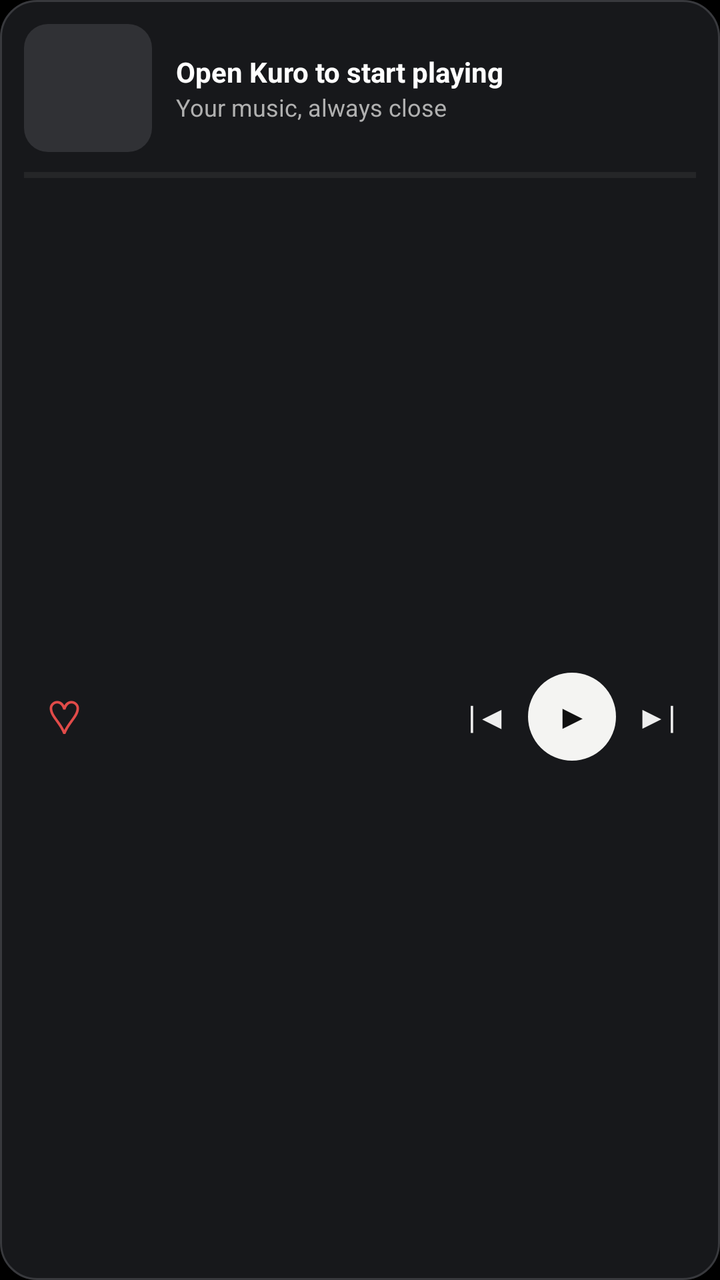
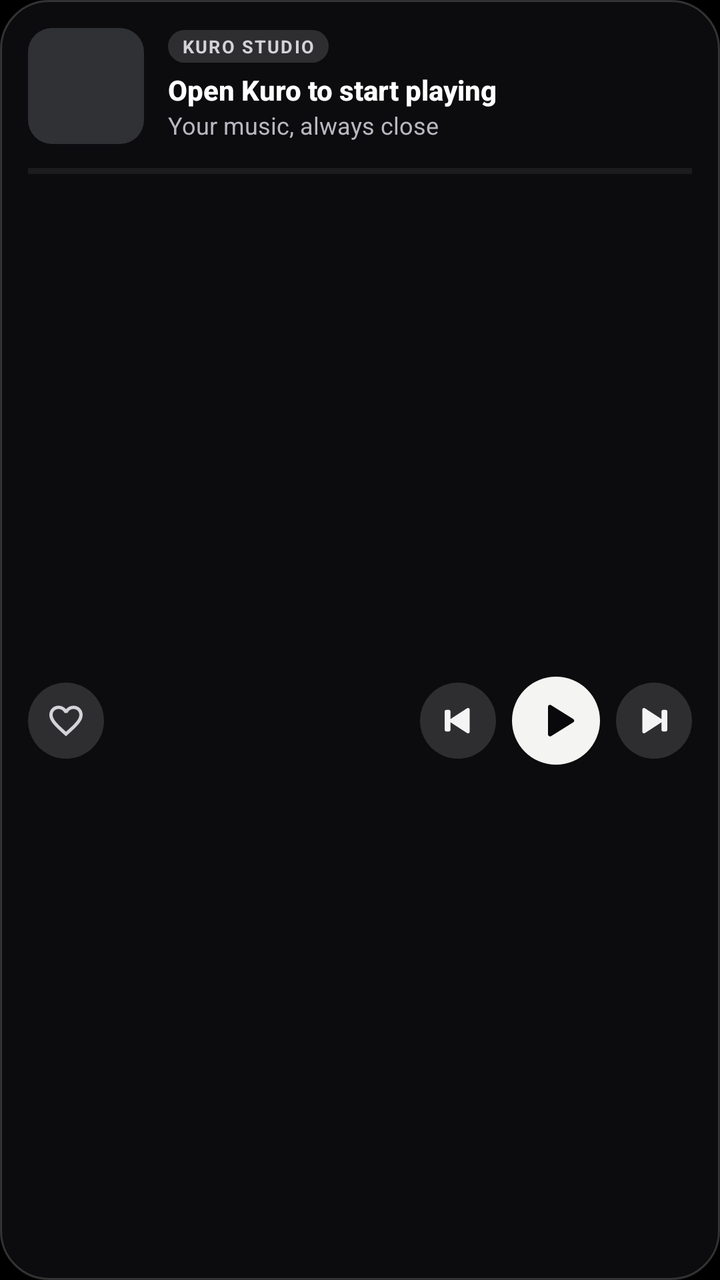

An Android layout rendered at two revisions. The XML below is the earlier revision; the diff shows what the commit changed to produce the second picture.
<!-- AndroidManifest.xml: application theme Theme.Kuro -->
<!-- res/layout/widget_kuro_square.xml -->
<LinearLayout xmlns:android="http://schemas.android.com/apk/res/android"
    android:id="@+id/widget_root"
    android:layout_width="match_parent"
    android:layout_height="match_parent"
    android:background="@drawable/widget_background"
    android:orientation="vertical"
    android:padding="12dp">

    <LinearLayout
        android:layout_width="match_parent"
        android:layout_height="wrap_content"
        android:gravity="center_vertical"
        android:orientation="horizontal">

        <ImageView
            android:id="@+id/widget_art"
            android:layout_width="64dp"
            android:layout_height="64dp"
            android:background="@drawable/widget_art_background"
            android:contentDescription="@string/widget_artwork_desc"
            android:scaleType="centerCrop" />

        <LinearLayout
            android:layout_width="0dp"
            android:layout_height="wrap_content"
            android:layout_marginStart="12dp"
            android:layout_weight="1"
            android:orientation="vertical">

            <TextView
                android:id="@+id/widget_title"
                android:layout_width="match_parent"
                android:layout_height="wrap_content"
                android:ellipsize="end"
                android:maxLines="2"
                android:text="@string/widget_placeholder_title"
                android:textColor="#FFFFFF"
                android:textSize="14sp"
                android:textStyle="bold" />

            <TextView
                android:id="@+id/widget_artist"
                android:layout_width="match_parent"
                android:layout_height="wrap_content"
                android:ellipsize="end"
                android:maxLines="1"
                android:text="@string/widget_placeholder_artist"
                android:textColor="#B0B0B0"
                android:textSize="12sp" />
        </LinearLayout>
    </LinearLayout>

    <ProgressBar
        android:id="@+id/widget_progress"
        style="?android:attr/progressBarStyleHorizontal"
        android:layout_width="match_parent"
        android:layout_height="3dp"
        android:layout_marginTop="10dp"
        android:indeterminate="false"
        android:max="1000"
        android:progress="0"
        android:progressBackgroundTint="#454545"
        android:progressTint="#F5F5F5" />

    <LinearLayout
        android:layout_width="match_parent"
        android:layout_height="0dp"
        android:layout_weight="1"
        android:gravity="center_vertical"
        android:orientation="horizontal">

        <TextView
            android:id="@+id/widget_favorite"
            android:layout_width="40dp"
            android:layout_height="48dp"
            android:gravity="center"
            android:text="♡"
            android:textColor="#E14B49"
            android:textSize="23sp" />

        <TextView
            android:layout_width="0dp"
            android:layout_height="1dp"
            android:layout_weight="1" />

        <TextView
            android:id="@+id/widget_previous"
            android:layout_width="40dp"
            android:layout_height="48dp"
            android:gravity="center"
            android:contentDescription="@string/widget_previous_desc"
            android:text="|◀"
            android:textColor="#EEEEEE"
            android:textSize="16sp" />

        <TextView
            android:id="@+id/widget_play"
            android:layout_width="44dp"
            android:layout_height="44dp"
            android:background="@drawable/widget_play_background"
            android:contentDescription="@string/widget_play_desc"
            android:gravity="center"
            android:text="▶"
            android:textColor="#111111"
            android:textSize="16sp"
            android:textStyle="bold" />

        <TextView
            android:id="@+id/widget_next"
            android:layout_width="40dp"
            android:layout_height="48dp"
            android:gravity="center"
            android:contentDescription="@string/widget_next_desc"
            android:text="▶|"
            android:textColor="#EEEEEE"
            android:textSize="16sp" />
    </LinearLayout>
</LinearLayout>
<!-- resources referenced by this layout -->
<resources>
  <!-- drawable widget_art_background (drawable) -->
  <shape xmlns:android="http://schemas.android.com/apk/res/android" android:shape="rectangle">
      <solid android:color="#303135" />
      <corners android:radius="12dp" />
  </shape>
  <!-- drawable widget_background (drawable) -->
  <shape xmlns:android="http://schemas.android.com/apk/res/android" android:shape="rectangle">
      <solid android:color="#E91A1B1E" />
      <corners android:radius="18dp" />
      <stroke android:width="1dp" android:color="#38393D" />
  </shape>
  <!-- drawable widget_play_background (drawable) -->
  <shape xmlns:android="http://schemas.android.com/apk/res/android" android:shape="oval">
      <solid android:color="#F4F4F2" />
  </shape>
  <string name="widget_artwork_desc">Album artwork</string>
  <string name="widget_next_desc">Next track</string>
  <string name="widget_placeholder_artist">Your music, always close</string>
  <string name="widget_placeholder_title">Open Kuro to start playing</string>
  <string name="widget_play_desc">Play or pause</string>
  <string name="widget_previous_desc">Previous track</string>
  <color name="black">#FF000000</color>
  <!-- unchanged entries left out for length: 1 -->
</resources>

<!-- the commit's change to res/layout/widget_kuro_square.xml (unified diff, before → after) -->
@@ -1,118 +1,151 @@
-<LinearLayout xmlns:android="http://schemas.android.com/apk/res/android"
+<FrameLayout xmlns:android="http://schemas.android.com/apk/res/android"
     android:id="@+id/widget_root"
     android:layout_width="match_parent"
     android:layout_height="match_parent"
-    android:background="@drawable/widget_background"
-    android:orientation="vertical"
-    android:padding="12dp">
+    android:background="@drawable/widget_background">
+
+    <ImageView
+        android:id="@+id/widget_bg_art"
+        android:layout_width="match_parent"
+        android:layout_height="match_parent"
+        android:importantForAccessibility="no"
+        android:scaleType="fitXY" />
 
     <LinearLayout
         android:layout_width="match_parent"
-        android:layout_height="wrap_content"
-        android:gravity="center_vertical"
-        android:orientation="horizontal">
-
-        <ImageView
-            android:id="@+id/widget_art"
-            android:layout_width="64dp"
-            android:layout_height="64dp"
-            android:background="@drawable/widget_art_background"
-            android:contentDescription="@string/widget_artwork_desc"
-            android:scaleType="centerCrop" />
+        android:layout_height="match_parent"
+        android:orientation="vertical"
+        android:padding="14dp">
 
         <LinearLayout
-            android:layout_width="0dp"
+            android:layout_width="match_parent"
             android:layout_height="wrap_content"
-            android:layout_marginStart="12dp"
+            android:gravity="center_vertical"
+            android:orientation="horizontal">
+
+            <ImageView
+                android:id="@+id/widget_art"
+                android:layout_width="58dp"
+                android:layout_height="58dp"
+                android:background="@drawable/widget_art_background"
+                android:contentDescription="@string/widget_artwork_desc"
+                android:scaleType="centerCrop" />
+
+            <LinearLayout
+                android:layout_width="0dp"
+                android:layout_height="wrap_content"
+                android:layout_marginStart="12dp"
+                android:layout_weight="1"
+                android:orientation="vertical">
+
+                <TextView
+                    android:layout_width="wrap_content"
+                    android:layout_height="wrap_content"
+                    android:background="@drawable/widget_chip_background"
+                    android:letterSpacing="0.08"
+                    android:paddingStart="7dp"
+                    android:paddingTop="2dp"
+                    android:paddingEnd="7dp"
+                    android:paddingBottom="2dp"
+                    android:text="KURO STUDIO"
+                    android:textColor="#D4D4D8"
+                    android:textSize="9sp"
+                    android:textStyle="bold" />
+
+                <TextView
+                    android:id="@+id/widget_title"
+                    android:layout_width="match_parent"
+                    android:layout_height="wrap_content"
+                    android:layout_marginTop="4dp"
+                    android:ellipsize="end"
+                    android:fontFamily="sans-serif-medium"
+                    android:maxLines="1"
+                    android:text="@string/widget_placeholder_title"
+                    android:textColor="#FFFFFF"
+                    android:textSize="14sp"
+                    android:textStyle="bold" />
+
+                <TextView
+                    android:id="@+id/widget_artist"
+                    android:layout_width="match_parent"
+                    android:layout_height="wrap_content"
+                    android:ellipsize="end"
+                    android:maxLines="1"
+                    android:text="@string/widget_placeholder_artist"
+                    android:textColor="#B8B8C0"
+                    android:textSize="12sp" />
+            </LinearLayout>
+        </LinearLayout>
+
+        <ProgressBar
+            android:id="@+id/widget_progress"
+            style="?android:attr/progressBarStyleHorizontal"
+            android:layout_width="match_parent"
+            android:layout_height="3dp"
+            android:layout_marginTop="12dp"
+            android:indeterminate="false"
+            android:max="1000"
+            android:progress="0"
+            android:progressBackgroundTint="#38FFFFFF"
+            android:progressTint="#FFFFFF" />
+
+        <LinearLayout
+            android:layout_width="match_parent"
+            android:layout_height="0dp"
+            android:layout_marginTop="8dp"
             android:layout_weight="1"
-            android:orientation="vertical">
+            android:gravity="center_vertical"
+            android:orientation="horizontal">
+
+            <ImageView
+                android:id="@+id/widget_favorite"
+                android:layout_width="38dp"
+                android:layout_height="38dp"
+                android:background="@drawable/widget_chip_background"
+                android:contentDescription="@string/widget_favorite_desc"
+                android:padding="9dp"
+                android:scaleType="centerInside"
+                android:src="@drawable/ic_widget_heart_outline" />
 
             <TextView
-                android:id="@+id/widget_title"
-                android:layout_width="match_parent"
-                android:layout_height="wrap_content"
-                android:ellipsize="end"
-                android:maxLines="2"
-                android:text="@string/widget_placeholder_title"
-                android:textColor="#FFFFFF"
-                android:textSize="14sp"
-                android:textStyle="bold" />
+                android:layout_width="0dp"
+                android:layout_height="1dp"
+                android:layout_weight="1" />
 
-            <TextView
-                android:id="@+id/widget_artist"
-                android:layout_width="match_parent"
-                android:layout_height="wrap_content"
-                android:ellipsize="end"
-                android:maxLines="1"
-                android:text="@string/widget_placeholder_artist"
-                android:textColor="#B0B0B0"
-                android:textSize="12sp" />
+            <ImageView
+                android:id="@+id/widget_previous"
+                android:layout_width="38dp"
+                android:layout_height="38dp"
+                android:background="@drawable/widget_chip_background"
+                android:contentDescription="@string/widget_previous_desc"
+                android:padding="9dp"
+                android:scaleType="centerInside"
+                android:src="@drawable/ic_kuro_rewind"
+                android:tint="#F4F4F5" />
+
+            <ImageView
+                android:id="@+id/widget_play"
+                android:layout_width="44dp"
+                android:layout_height="44dp"
+                android:layout_marginStart="8dp"
+                android:layout_marginEnd="8dp"
+                android:background="@drawable/widget_play_background"
+                android:contentDescription="@string/widget_play_desc"
+                android:padding="10dp"
+                android:scaleType="centerInside"
+                android:src="@drawable/ic_kuro_play"
+                android:tint="#09090B" />
+
+            <ImageView
+                android:id="@+id/widget_next"
+                android:layout_width="38dp"
+                android:layout_height="38dp"
+                android:background="@drawable/widget_chip_background"
+                android:contentDescription="@string/widget_next_desc"
+                android:padding="9dp"
+                android:scaleType="centerInside"
+                android:src="@drawable/ic_kuro_fast_forward"
+                android:tint="#F4F4F5" />
         </LinearLayout>
     </LinearLayout>
-
-    <ProgressBar
-        android:id="@+id/widget_progress"
-        style="?android:attr/progressBarStyleHorizontal"
-        android:layout_width="match_parent"
-        android:layout_height="3dp"
-        android:layout_marginTop="10dp"
-        android:indeterminate="false"
-        android:max="1000"
-        android:progress="0"
-        android:progressBackgroundTint="#454545"
-        android:progressTint="#F5F5F5" />
-
-    <LinearLayout
-        android:layout_width="match_parent"
-        android:layout_height="0dp"
-        android:layout_weight="1"
-        android:gravity="center_vertical"
-        android:orientation="horizontal">
-
-        <TextView
-            android:id="@+id/widget_favorite"
-            android:layout_width="40dp"
-            android:layout_height="48dp"
-            android:gravity="center"
-            android:text="♡"
-            android:textColor="#E14B49"
-            android:textSize="23sp" />
-
-        <TextView
-            android:layout_width="0dp"
-            android:layout_height="1dp"
-            android:layout_weight="1" />
-
-        <TextView
-            android:id="@+id/widget_previous"
-            android:layout_width="40dp"
-            android:layout_height="48dp"
-            android:gravity="center"
-            android:contentDescription="@string/widget_previous_desc"
-            android:text="|◀"
-            android:textColor="#EEEEEE"
-            android:textSize="16sp" />
-
-        <TextView
-            android:id="@+id/widget_play"
-            android:layout_width="44dp"
-            android:layout_height="44dp"
-            android:background="@drawable/widget_play_background"
-            android:contentDescription="@string/widget_play_desc"
-            android:gravity="center"
-            android:text="▶"
-            android:textColor="#111111"
-            android:textSize="16sp"
-            android:textStyle="bold" />
-
-        <TextView
-            android:id="@+id/widget_next"
-            android:layout_width="40dp"
-            android:layout_height="48dp"
-            android:gravity="center"
-            android:contentDescription="@string/widget_next_desc"
-            android:text="▶|"
-            android:textColor="#EEEEEE"
-            android:textSize="16sp" />
-    </LinearLayout>
-</LinearLayout>
+</FrameLayout>
<!-- resource entries referenced after the edit -->
@@ -1,5 +1,53 @@
 <!-- resources referenced by this layout -->
 <resources>
+  <!-- drawable ic_kuro_fast_forward (drawable) -->
+  <vector xmlns:android="http://schemas.android.com/apk/res/android"
+      android:width="24dp"
+      android:height="24dp"
+      android:viewportWidth="24"
+      android:viewportHeight="24">
+      
+      <path
+          android:fillColor="#FFFFFFFF"
+          android:pathData="M5,5.37v13.26c0,0.77 0.84,1.25 1.5,0.85l10.2,-6.63c0.63,-0.41 0.63,-1.29 0,-1.7L6.5,4.52C5.84,4.12 5,4.6 5,5.37z"/>
+      <path
+          android:fillColor="#FFFFFFFF"
+          android:pathData="M17.5,5.5h1.5c0.55,0 1,0.45 1,1v11c0,0.55 -0.45,1 -1,1h-1.5c-0.55,0 -1,-0.45 -1,-1v-11c0,-0.55 0.45,-1 1,-1z"/>
+  </vector>
+  <!-- drawable ic_kuro_play (drawable) -->
+  <vector xmlns:android="http://schemas.android.com/apk/res/android"
+      android:width="24dp"
+      android:height="24dp"
+      android:viewportWidth="24"
+      android:viewportHeight="24">
+      <path
+          android:fillColor="#FFFFFFFF"
+          android:pathData="M8,5.14v13.72c0,0.79 0.86,1.28 1.54,0.87l11.08,-6.86c0.67,-0.41 0.67,-1.33 0,-1.74L9.54,4.27C8.86,3.86 8,4.35 8,5.14z"/>
+  </vector>
+  <!-- drawable ic_kuro_rewind (drawable) -->
+  <vector xmlns:android="http://schemas.android.com/apk/res/android"
+      android:width="24dp"
+      android:height="24dp"
+      android:viewportWidth="24"
+      android:viewportHeight="24">
+      
+      <path
+          android:fillColor="#FFFFFFFF"
+          android:pathData="M5,5.5h1.5c0.55,0 1,0.45 1,1v11c0,0.55 -0.45,1 -1,1H5c-0.55,0 -1,-0.45 -1,-1v-11c0,-0.55 0.45,-1 1,-1z"/>
+      <path
+          android:fillColor="#FFFFFFFF"
+          android:pathData="M19,5.37v13.26c0,0.77 -0.84,1.25 -1.5,0.85l-10.2,-6.63c-0.63,-0.41 -0.63,-1.29 0,-1.7l10.2,-6.63c0.66,-0.4 1.5,0.08 1.5,0.85z"/>
+  </vector>
+  <!-- drawable ic_widget_heart_outline (drawable) -->
+  <vector xmlns:android="http://schemas.android.com/apk/res/android"
+      android:width="24dp"
+      android:height="24dp"
+      android:viewportWidth="24"
+      android:viewportHeight="24">
+      <path
+          android:fillColor="#FFD4D4D8"
+          android:pathData="M16.5,3c-1.74,0 -3.41,0.81 -4.5,2.09C10.91,3.81 9.24,3 7.5,3 4.42,3 2,5.42 2,8.5c0,3.78 3.4,6.86 8.55,11.54L12,21.35l1.45,-1.32C18.6,15.36 22,12.28 22,8.5 22,5.42 19.58,3 16.5,3zM12.1,18.55l-0.1,0.1 -0.1,-0.1C7.14,14.24 4,11.39 4,8.5 4,6.5 5.5,5 7.5,5c1.54,0 3.04,0.99 3.57,2.36h1.87C13.46,5.99 14.96,5 16.5,5c2,0 3.5,1.5 3.5,3.5 0,2.89 -3.14,5.74 -7.9,10.05z" />
+  </vector>
   <!-- drawable widget_art_background (drawable) -->
   <shape xmlns:android="http://schemas.android.com/apk/res/android" android:shape="rectangle">
       <solid android:color="#303135" />
@@ -7,15 +55,21 @@
   </shape>
   <!-- drawable widget_background (drawable) -->
   <shape xmlns:android="http://schemas.android.com/apk/res/android" android:shape="rectangle">
-      <solid android:color="#E91A1B1E" />
-      <corners android:radius="18dp" />
-      <stroke android:width="1dp" android:color="#38393D" />
+      <solid android:color="#F20D0D10" />
+      <corners android:radius="24dp" />
+      <stroke android:width="1dp" android:color="#2EFFFFFF" />
+  </shape>
+  <!-- drawable widget_chip_background (drawable) -->
+  <shape xmlns:android="http://schemas.android.com/apk/res/android" android:shape="rectangle">
+      <solid android:color="#24FFFFFF" />
+      <corners android:radius="999dp" />
   </shape>
   <!-- drawable widget_play_background (drawable) -->
   <shape xmlns:android="http://schemas.android.com/apk/res/android" android:shape="oval">
       <solid android:color="#F4F4F2" />
   </shape>
   <string name="widget_artwork_desc">Album artwork</string>
+  <string name="widget_favorite_desc">Favorite track</string>
   <string name="widget_next_desc">Next track</string>
   <string name="widget_placeholder_artist">Your music, always close</string>
   <string name="widget_placeholder_title">Open Kuro to start playing</string>
